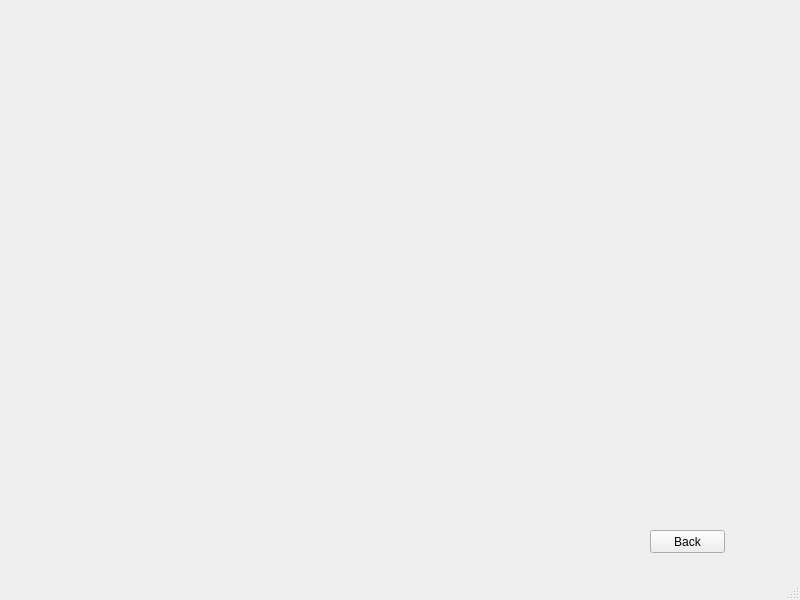
Old version of the form WD.ui in the repository brunojulia/ultracoldUB.
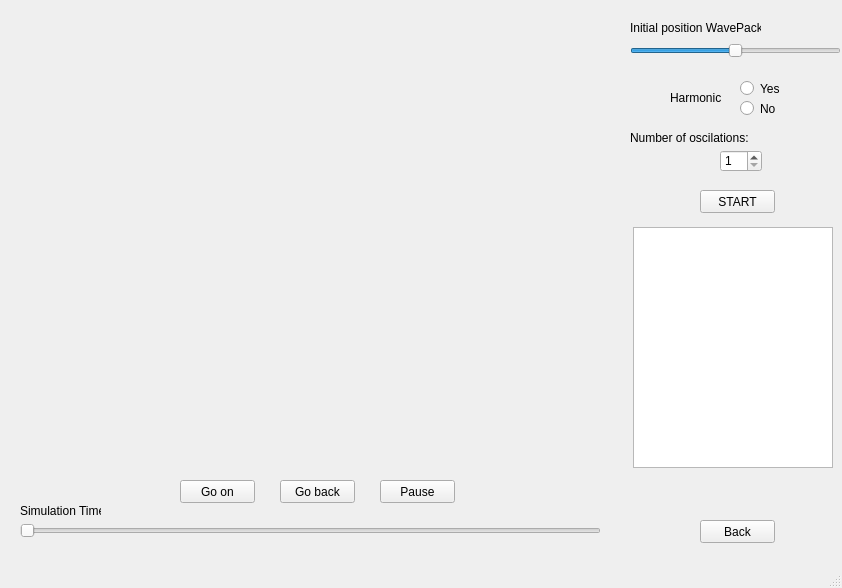
New version of the form.

What changed in the file:
```diff
--- a/WD.ui
+++ b/WD.ui
@@ -6,19 +6,216 @@
    <rect>
     <x>0</x>
     <y>0</y>
-    <width>800</width>
-    <height>600</height>
+    <width>842</width>
+    <height>588</height>
    </rect>
   </property>
   <property name="windowTitle">
    <string>MainWindow</string>
   </property>
   <widget class="QWidget" name="centralwidget">
+   <widget class="QWidget" name="mplwindow" native="true">
+    <property name="geometry">
+     <rect>
+      <x>10</x>
+      <y>10</y>
+      <width>621</width>
+      <height>461</height>
+     </rect>
+    </property>
+    <property name="sizePolicy">
+     <sizepolicy hsizetype="Expanding" vsizetype="Preferred">
+      <horstretch>0</horstretch>
+      <verstretch>0</verstretch>
+     </sizepolicy>
+    </property>
+    <property name="layoutDirection">
+     <enum>Qt::LeftToRight</enum>
+    </property>
+    <layout class="QVBoxLayout" name="mplvl">
+     <property name="spacing">
+      <number>2</number>
+     </property>
+     <property name="leftMargin">
+      <number>0</number>
+     </property>
+     <property name="topMargin">
+      <number>0</number>
+     </property>
+     <property name="bottomMargin">
+      <number>0</number>
+     </property>
+    </layout>
+   </widget>
+   <widget class="QListWidget" name="mplfigs">
+    <property name="geometry">
+     <rect>
+      <x>633</x>
+      <y>227</y>
+      <width>200</width>
+      <height>241</height>
+     </rect>
+    </property>
+    <property name="sizePolicy">
+     <sizepolicy hsizetype="Maximum" vsizetype="Expanding">
+      <horstretch>0</horstretch>
+      <verstretch>0</verstretch>
+     </sizepolicy>
+    </property>
+    <property name="maximumSize">
+     <size>
+      <width>200</width>
+      <height>16777215</height>
+     </size>
+    </property>
+   </widget>
+   <widget class="QWidget" name="interact" native="true">
+    <property name="geometry">
+     <rect>
+      <x>630</x>
+      <y>10</y>
+      <width>211</width>
+      <height>211</height>
+     </rect>
+    </property>
+    <widget class="QSlider" name="horizontalSlider">
+     <property name="geometry">
+      <rect>
+       <x>0</x>
+       <y>30</y>
+       <width>211</width>
+       <height>22</height>
+      </rect>
+     </property>
+     <property name="minimum">
+      <number>-6</number>
+     </property>
+     <property name="maximum">
+      <number>6</number>
+     </property>
+     <property name="singleStep">
+      <number>1</number>
+     </property>
+     <property name="pageStep">
+      <number>1</number>
+     </property>
+     <property name="orientation">
+      <enum>Qt::Horizontal</enum>
+     </property>
+    </widget>
+    <widget class="QSpinBox" name="spinBox">
+     <property name="geometry">
+      <rect>
+       <x>90</x>
+       <y>140</y>
+       <width>42</width>
+       <height>22</height>
+      </rect>
+     </property>
+     <property name="minimum">
+      <number>1</number>
+     </property>
+     <property name="maximum">
+      <number>10</number>
+     </property>
+    </widget>
+    <widget class="QLabel" name="label">
+     <property name="geometry">
+      <rect>
+       <x>130</x>
+       <y>10</y>
+       <width>71</width>
+       <height>16</height>
+      </rect>
+     </property>
+     <property name="text">
+      <string/>
+     </property>
+    </widget>
+    <widget class="QLabel" name="label_2">
+     <property name="geometry">
+      <rect>
+       <x>0</x>
+       <y>10</y>
+       <width>131</width>
+       <height>16</height>
+      </rect>
+     </property>
+     <property name="text">
+      <string>Initial position WavePack:</string>
+     </property>
+    </widget>
+    <widget class="QLabel" name="label_3">
+     <property name="geometry">
+      <rect>
+       <x>0</x>
+       <y>120</y>
+       <width>181</width>
+       <height>16</height>
+      </rect>
+     </property>
+     <property name="text">
+      <string>Number of oscilations:</string>
+     </property>
+    </widget>
+    <widget class="QPushButton" name="start">
+     <property name="geometry">
+      <rect>
+       <x>70</x>
+       <y>180</y>
+       <width>75</width>
+       <height>23</height>
+      </rect>
+     </property>
+     <property name="text">
+      <string>START</string>
+     </property>
+    </widget>
+    <widget class="QRadioButton" name="radioButton">
+     <property name="geometry">
+      <rect>
+       <x>110</x>
+       <y>70</y>
+       <width>82</width>
+       <height>17</height>
+      </rect>
+     </property>
+     <property name="text">
+      <string>Yes</string>
+     </property>
+    </widget>
+    <widget class="QRadioButton" name="radioButton_2">
+     <property name="geometry">
+      <rect>
+       <x>110</x>
+       <y>90</y>
+       <width>82</width>
+       <height>17</height>
+      </rect>
+     </property>
+     <property name="text">
+      <string>No</string>
+     </property>
+    </widget>
+    <widget class="QLabel" name="label_6">
+     <property name="geometry">
+      <rect>
+       <x>40</x>
+       <y>80</y>
+       <width>51</width>
+       <height>16</height>
+      </rect>
+     </property>
+     <property name="text">
+      <string>Harmonic:</string>
+     </property>
+    </widget>
+   </widget>
    <widget class="QPushButton" name="back">
     <property name="geometry">
      <rect>
-      <x>650</x>
-      <y>530</y>
+      <x>700</x>
+      <y>520</y>
       <width>75</width>
       <height>23</height>
      </rect>
@@ -27,6 +224,84 @@
      <string>Back</string>
     </property>
    </widget>
+   <widget class="QSlider" name="slider_simulation">
+    <property name="geometry">
+     <rect>
+      <x>20</x>
+      <y>520</y>
+      <width>581</width>
+      <height>22</height>
+     </rect>
+    </property>
+    <property name="orientation">
+     <enum>Qt::Horizontal</enum>
+    </property>
+   </widget>
+   <widget class="QLabel" name="label_5">
+    <property name="geometry">
+     <rect>
+      <x>20</x>
+      <y>500</y>
+      <width>81</width>
+      <height>21</height>
+     </rect>
+    </property>
+    <property name="text">
+     <string>Simulation Time:</string>
+    </property>
+   </widget>
+   <widget class="QLabel" name="label_4">
+    <property name="geometry">
+     <rect>
+      <x>100</x>
+      <y>500</y>
+      <width>46</width>
+      <height>21</height>
+     </rect>
+    </property>
+    <property name="text">
+     <string/>
+    </property>
+   </widget>
+   <widget class="QPushButton" name="ButtonOn">
+    <property name="geometry">
+     <rect>
+      <x>180</x>
+      <y>480</y>
+      <width>75</width>
+      <height>23</height>
+     </rect>
+    </property>
+    <property name="text">
+     <string>Go on</string>
+    </property>
+   </widget>
+   <widget class="QPushButton" name="ButtonBack">
+    <property name="geometry">
+     <rect>
+      <x>280</x>
+      <y>480</y>
+      <width>75</width>
+      <height>23</height>
+     </rect>
+    </property>
+    <property name="text">
+     <string>Go back</string>
+    </property>
+   </widget>
+   <widget class="QPushButton" name="ButtonPause">
+    <property name="geometry">
+     <rect>
+      <x>380</x>
+      <y>480</y>
+      <width>75</width>
+      <height>23</height>
+     </rect>
+    </property>
+    <property name="text">
+     <string>Pause</string>
+    </property>
+   </widget>
   </widget>
   <widget class="QMenuBar" name="menubar">
    <property name="geometry">
```
Left out of the diff: 69 changed lines with no effect on the pictures.
